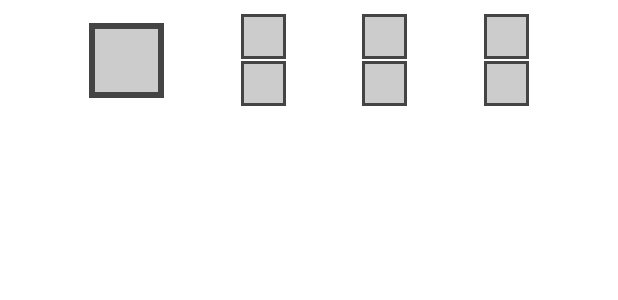
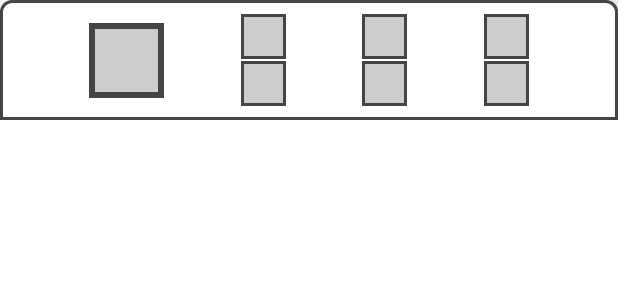
Before and after one commit to Tiltozavour/ComposeLearning, an Android app built with Jetpack Compose: the @Preview function CardBoxes, on a phone screen of 412 x 824 dp. Shown: the top 300 px of the screen. Run offline under Robolectric (Android 15) with nearby library versions, the phone set to English and light mode, and no system bars.

Commit message:
2.5 Card

```diff
--- a/app/src/main/java/com/example/composelearning/ui/theme/Boxes.kt
+++ b/app/src/main/java/com/example/composelearning/ui/theme/Boxes.kt
@@ -1,5 +1,6 @@
 package com.example.composelearning.ui.theme
 
+import androidx.compose.foundation.BorderStroke
 import androidx.compose.foundation.background
 import androidx.compose.foundation.border
 import androidx.compose.foundation.layout.Arrangement
@@ -12,6 +13,10 @@ import androidx.compose.foundation.layout.fillMaxWidth
 import androidx.compose.foundation.layout.height
 import androidx.compose.foundation.layout.padding
 import androidx.compose.foundation.layout.size
+import androidx.compose.foundation.shape.RoundedCornerShape
+import androidx.compose.material3.Card
+import androidx.compose.material3.CardDefaults
+import androidx.compose.material3.CardElevation
 import androidx.compose.runtime.Composable
 import androidx.compose.ui.Alignment
 import androidx.compose.ui.Modifier
@@ -23,6 +28,12 @@ import androidx.compose.ui.unit.dp
 @Preview
 @Composable
 fun CardBoxes() {
+    Card(
+        shape = RoundedCornerShape(topStart = 8.dp, topEnd = 8.dp),
+        colors = CardDefaults.cardColors(Color.White),
+        elevation = CardDefaults.cardElevation(8.dp),
+        border = BorderStroke(2.dp, color = Color.DarkGray)
+    ) {
         Row(
             modifier = Modifier
                 .fillMaxWidth() //Ширина
@@ -46,12 +57,16 @@ fun CardBoxes() {
         }
     }
 
+}
+
 
 @Composable
-private fun doubleBoxes(){
-    Column(  modifier = Modifier.height(80.dp),
+private fun doubleBoxes() {
+    Column(
+        modifier = Modifier.height(80.dp),
         horizontalAlignment = Alignment.CenterHorizontally,
-        verticalArrangement = Arrangement.SpaceEvenly,)
+        verticalArrangement = Arrangement.SpaceEvenly,
+    )
     {
         Box(
             modifier = Modifier
```
Lines whose indentation alone changed are shown as unchanged.
